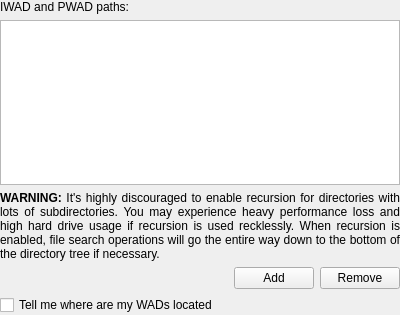
drfrag666/doomseeker-unofficial, file src/core/gui/configuration/cfgfilepaths.ui: the form before one commit.
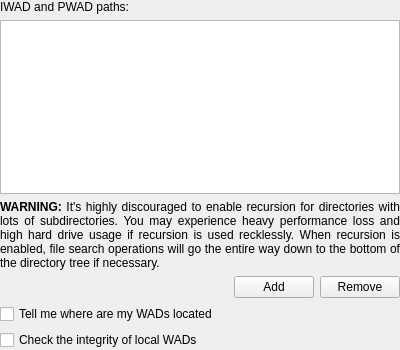
The form after the commit. Icons and pictures are not drawn.

Commit message: - Add an option in the config to disable WAD integrity checking (#3369)

```diff
--- a/src/core/gui/configuration/cfgfilepaths.ui
+++ b/src/core/gui/configuration/cfgfilepaths.ui
@@ -7,7 +7,7 @@
     <x>0</x>
     <y>0</y>
     <width>400</width>
-    <height>315</height>
+    <height>350</height>
    </rect>
   </property>
   <layout class="QVBoxLayout" name="verticalLayout_2">
@@ -122,6 +122,21 @@
      </property>
     </widget>
    </item>
+   <item>
+    <widget class="QCheckBox" name="cbCheckTheIntegrityOfWads">
+     <property name="toolTip">
+      <string>&lt;!DOCTYPE HTML PUBLIC &quot;-//W3C//DTD HTML 4.0//EN&quot; &quot;http://www.w3.org/TR/REC-html40/strict.dtd&quot;&gt;
+&lt;html&gt;&lt;head&gt;&lt;meta name=&quot;qrichtext&quot; content=&quot;1&quot; /&gt;&lt;style type=&quot;text/css&quot;&gt;
+p, li { white-space: pre-wrap; }
+&lt;/style&gt;&lt;/head&gt;&lt;body style=&quot; font-family:'Noto Sans Regular'; font-size:12pt; font-weight:400; font-style:normal;&quot;&gt;
+&lt;p style=&quot; margin-top:0px; margin-bottom:0px; margin-left:0px; margin-right:0px; -qt-block-indent:0; text-indent:0px;&quot;&gt;&lt;span style=&quot; font-family:'MS Shell Dlg 2'; font-size:8pt;&quot;&gt;If selected Doomseeker will attempt to check the integrity of the local WADs, compared to the ones used on a particular server. This requires hard drive access to read the entirety of the WADs. If it takes too long to join servers you may want to disable this feature.&lt;/span&gt;&lt;/p&gt;
+&lt;p style=&quot; margin-top:0px; margin-bottom:0px; margin-left:0px; margin-right:0px; -qt-block-indent:0; text-indent:0px;&quot;&gt;&lt;span style=&quot; font-family:'MS Shell Dlg 2'; font-size:8pt;&quot;&gt;This setting is used when joining a server and when clicking the &amp;quot;Find missing WADs&amp;quot; button on the right-click menu.&lt;/span&gt;&lt;/p&gt;&lt;/body&gt;&lt;/html&gt;</string>
+     </property>
+     <property name="text">
+      <string>Check the integrity of local WADs</string>
+     </property>
+    </widget>
+   </item>
   </layout>
  </widget>
  <resources>
```
The commit also changes 5 other files.
